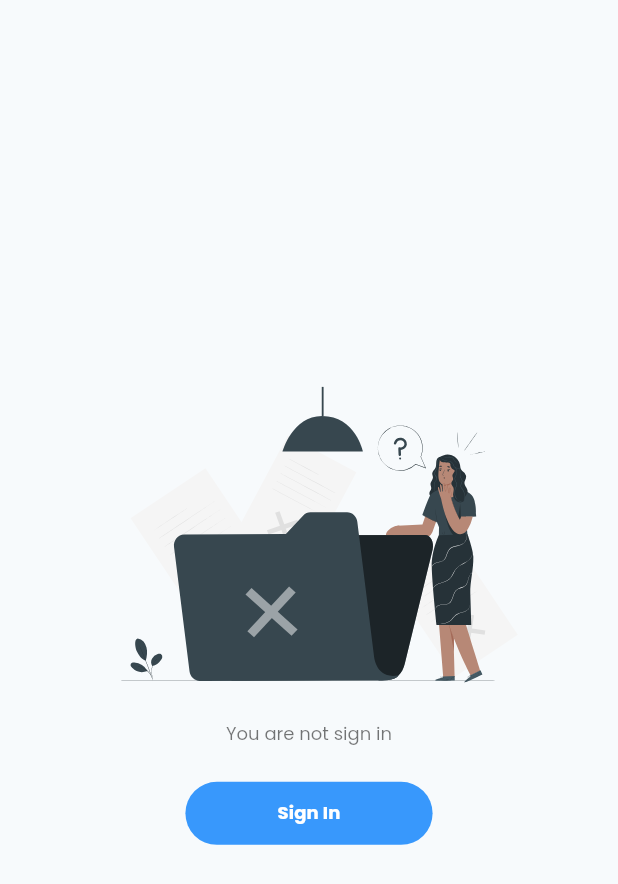
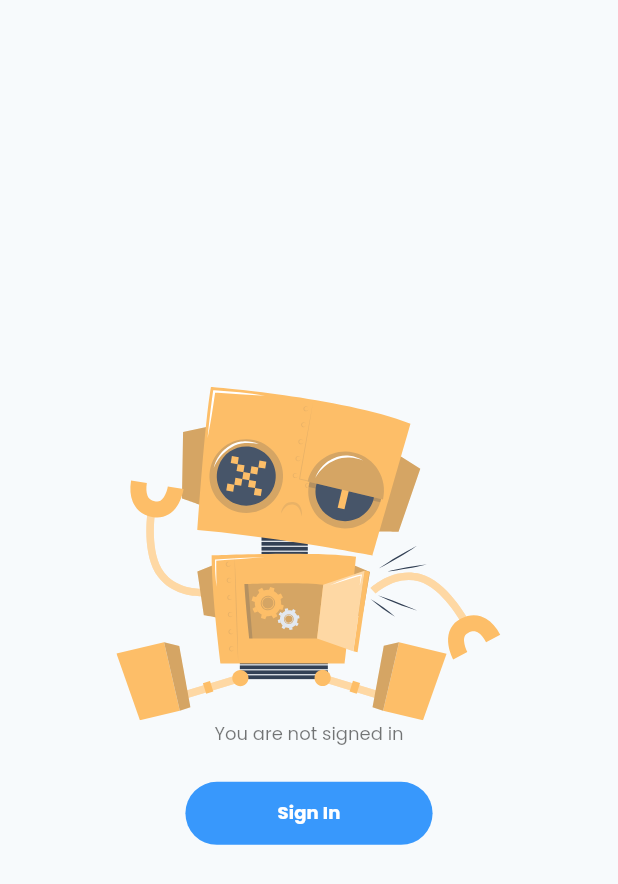
Before and after one commit to rifathossain82/Trending-Videos, a Flutter app: the SignInRequestWidget widget shown alone on an empty page, opened directly, on a phone screen of 412 x 824 dp. Shown: the top 884 px of the screen. Run offline on Flutter 3.47's test engine with Material 2 defaults, Android fonts, the phone set to English and light mode, and no system bars; our stand-ins replace cached_network_image, chewie, connectivity_plus, equatable, flutter_bloc, flutter_chat_bubble and 6 more; missing offline and left inert: agora_chat_sdk; network calls fail.

Commit message:
update sign in request page

```diff
--- a/lib/src/core/utils/asset_path.dart
+++ b/lib/src/core/utils/asset_path.dart
@@ -18,6 +18,7 @@ class AssetPath{
   static const String sendIcon = 'assets/icons/send.svg';
   static const String shareIcon = 'assets/icons/share.svg';
   static const String upDownIcon = 'assets/icons/up_down.svg';
+  static const String robotIcon = 'assets/icons/robot.svg';
 
 
 }
--- a/lib/src/features/chat/view/widgets/sign_in_request_widget.dart
+++ b/lib/src/features/chat/view/widgets/sign_in_request_widget.dart
@@ -19,13 +19,13 @@ class SignInRequestWidget extends StatelessWidget {
         mainAxisAlignment: MainAxisAlignment.center,
         children: [
           SvgPicture.asset(
-            AssetPath.noDataFoundIcon,
+            AssetPath.robotIcon,
             height: context.screenHeight * 0.27,
             width: context.screenWidth,
             alignment: Alignment.center,
           ),
           Text(
-            'You are not sign in',
+            'You are not signed in',
             style: context.textTheme.bodySmall,
           ),
           const SizedBox(height: 20),
```
Also changed, not shown: assets/icons/robot.svg (added).
